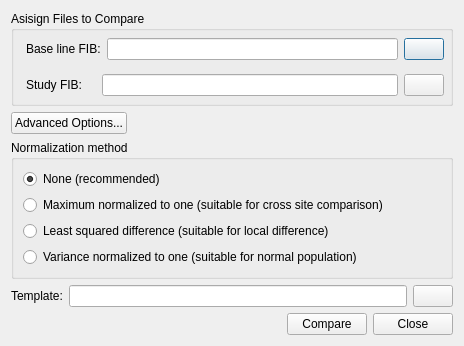
Before: the Qt Designer form connectometry/individual_connectometry.ui in frankyeh/DSI-Studio, drawn with Qt 5.
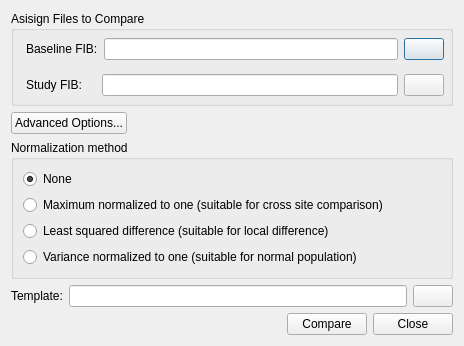
After: the same form once the commit is applied. Icons and pictures are not drawn.

Commit message: con't

```diff
--- a/connectometry/individual_connectometry.ui
+++ b/connectometry/individual_connectometry.ui
@@ -68,7 +68,7 @@
             </size>
            </property>
            <property name="text">
-            <string>Base line FIB:</string>
+            <string>Baseline FIB:</string>
            </property>
           </widget>
          </item>
@@ -200,7 +200,7 @@
          <item>
           <widget class="QRadioButton" name="norm0">
            <property name="text">
-            <string>None (recommended)</string>
+            <string>None</string>
            </property>
            <property name="checked">
             <bool>true</bool>
```
Left out of the diff: 8 changed lines with no effect on the pictures.
